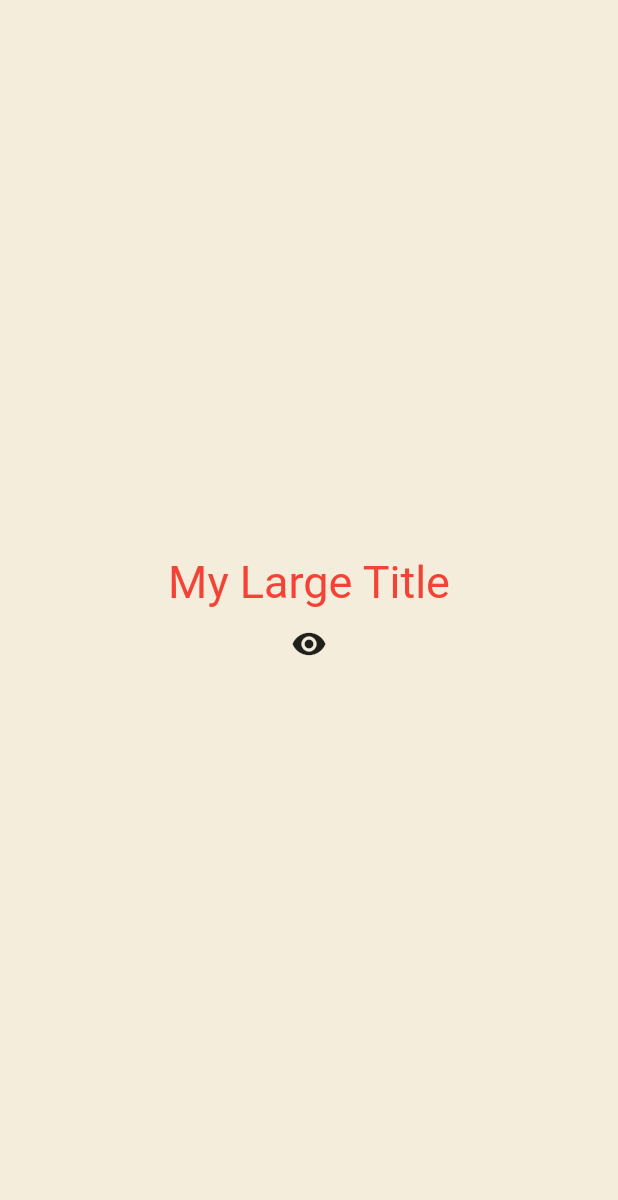
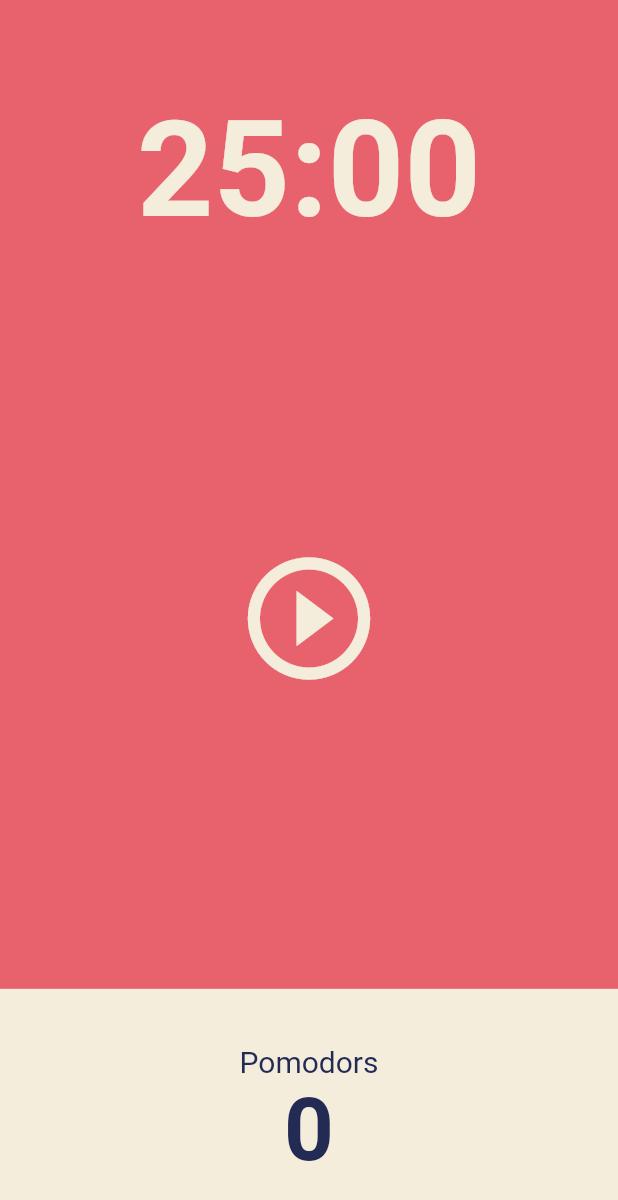
Before and after one commit to 2dowon/NomadCoders_Flutter, a Flutter app: the screen it shows after launch, on a phone screen of 412 x 824 dp. Shown: the top 1200 px of the screen. Run offline on Flutter 3.47's test engine with Material 2 defaults, Android fonts, the phone set to English and light mode, and no system bars.

Commit message:
feat: pomodoro - User Interface

```diff
--- a/lib/main.dart
+++ b/lib/main.dart
@@ -1,84 +1,28 @@
 import 'package:flutter/material.dart';
+import 'package:toonflix/screens/home_screen.dart';
 
 void main() {
-  runApp(const App());
+  runApp(App());
 }
 
-class App extends StatefulWidget {
+class App extends StatelessWidget {
   const App({super.key});
-
-  @override
-  State<App> createState() => _AppState();
-}
-
-class _AppState extends State<App> {
-  bool showTitle = true;
-
-  void toggleTitle() {
-    setState(() {
-      showTitle = !showTitle;
-    });
-  }
 
   @override
   Widget build(BuildContext context) {
     return MaterialApp(
       theme: ThemeData(
+        colorScheme: ColorScheme.fromSwatch(
+          backgroundColor: const Color(0xFFE7626C),
+        ),
         textTheme: const TextTheme(
-          titleLarge: TextStyle(
-            color: Colors.red,
+          displayLarge: TextStyle(
+            color: Color(0xFF232B55),
           ),
         ),
+        cardColor: const Color(0xFFF4EDDB),
       ),
-      home: Scaffold(
-          backgroundColor: const Color(0xFFF4EDDB),
-          body: Center(
-            child: Column(
-              mainAxisAlignment: MainAxisAlignment.center,
-              children: [
-                showTitle ? const MyLargeTitle() : const Text("Nothing"),
-                IconButton(
-                    onPressed: toggleTitle,
-                    icon: const Icon(Icons.remove_red_eye))
-              ],
-            ),
-          )),
+      home: const HomeScreen(),
     );
   }
 }
-
-class MyLargeTitle extends StatefulWidget {
-  const MyLargeTitle({
-    super.key,
-  });
-
-  @override
-  State<MyLargeTitle> createState() => _MyLargeTitleState();
-}
-
-class _MyLargeTitleState extends State<MyLargeTitle> {
-  @override
-  void initState() {
-    super.initState();
-    print("initState");
-  }
-
-  @override
-  void dispose() {
-    super.dispose();
-    print("dispose");
-  }
-
-  @override
-  Widget build(BuildContext context) {
-    print("build");
-
-    return Text(
-      "My Large Title",
-      style: TextStyle(
-        fontSize: 30,
-        color: Theme.of(context).textTheme.titleLarge?.color,
-      ),
-    );
-  }
-}
--- /dev/null
+++ b/lib/screens/home_screen.dart
@@ -0,0 +1,84 @@
+import 'package:flutter/material.dart';
+
+class HomeScreen extends StatefulWidget {
+  const HomeScreen({super.key});
+
+  @override
+  State<HomeScreen> createState() => _HomeScreenState();
+}
+
+class _HomeScreenState extends State<HomeScreen> {
+  @override
+  Widget build(BuildContext context) {
+    return Scaffold(
+      backgroundColor: Theme.of(context).colorScheme.background,
+      body: Column(
+        children: [
+          Flexible(
+            flex: 1,
+            child: Container(
+              alignment: Alignment.bottomCenter,
+              child: Text(
+                "25:00",
+                style: TextStyle(
+                  color: Theme.of(context).cardColor,
+                  fontSize: 89,
+                  fontWeight: FontWeight.w600,
+                ),
+              ),
+            ),
+          ),
+          Flexible(
+            flex: 3,
+            child: Container(
+              child: Center(
+                child: IconButton(
+                    iconSize: 98,
+                    color: Theme.of(context).cardColor,
+                    onPressed: () {},
+                    icon: const Icon(Icons.play_circle_outline_outlined)),
+              ),
+            ),
+          ),
+          Flexible(
+            flex: 1,
+            child: Row(
+              children: [
+                Expanded(
+                  child: Container(
+                    decoration:
+                        BoxDecoration(color: Theme.of(context).cardColor),
+                    child: Column(
+                      mainAxisAlignment: MainAxisAlignment.center,
+                      children: [
+                        Text(
+                          "Pomodors",
+                          style: TextStyle(
+                              fontSize: 20,
+                              color: Theme.of(context)
+                                  .textTheme
+                                  .displayLarge
+                                  ?.color),
+                        ),
+                        Text(
+                          "0",
+                          style: TextStyle(
+                              fontSize: 58,
+                              fontWeight: FontWeight.w600,
+                              color: Theme.of(context)
+                                  .textTheme
+                                  .displayLarge
+                                  ?.color),
+                        ),
+                      ],
+                    ),
+                  ),
+                ),
+              ],
+            ),
+          ),
+        ],
+      ),
+    );
+  }
+}
```
